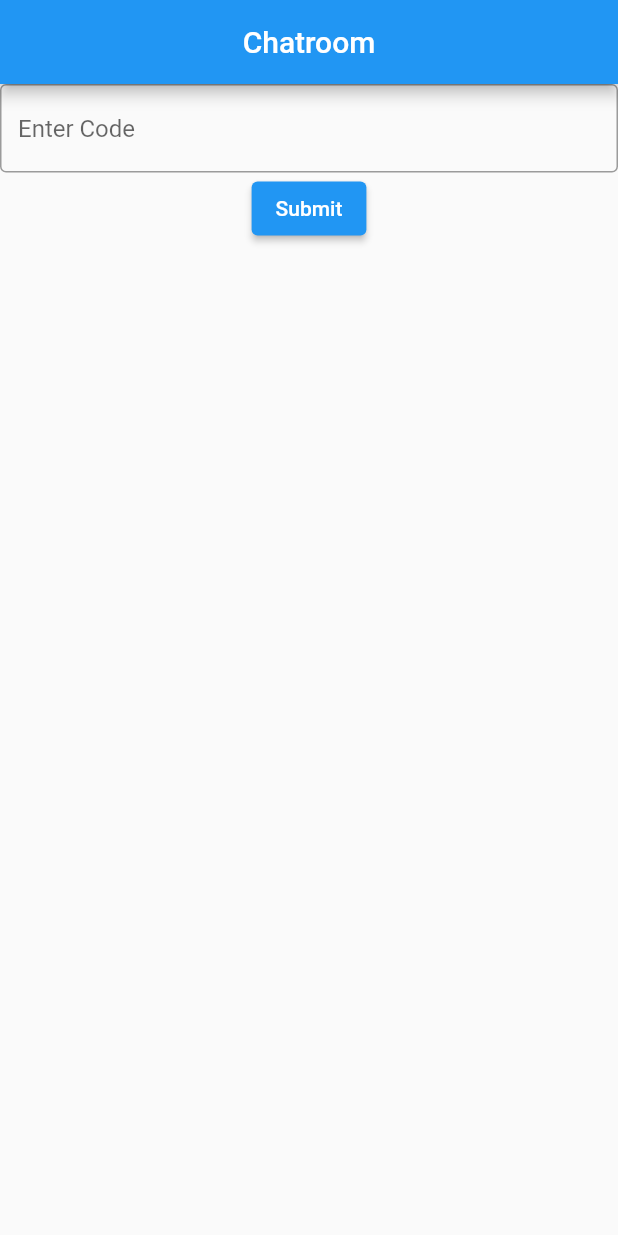
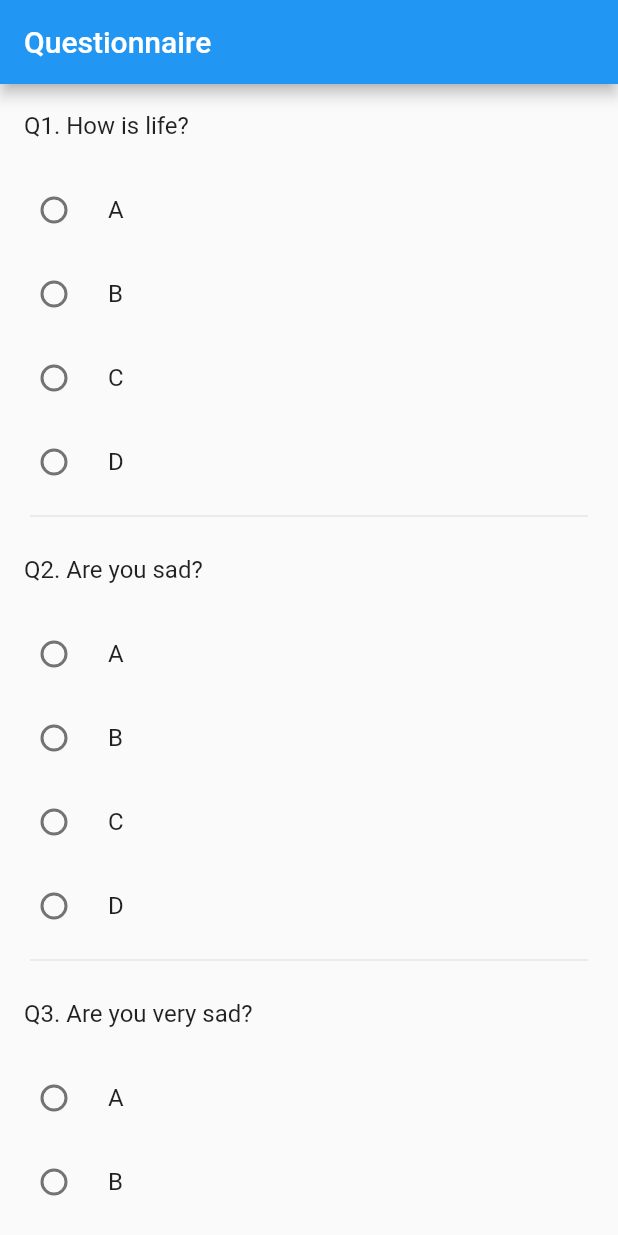
Before and after one commit to tushar725mittal/fin, a Flutter app: the screen it shows after launch, on a phone screen of 412 x 824 dp. Run offline on Flutter 3.47's test engine with Material 2 defaults, Android fonts, the phone set to English and light mode, and no system bars; our stand-ins replace cloud_firestore, country_picker, email_validator, firebase_auth, firebase_core, velocity_x and 1 more; accounts and stored records are empty.

Commit message:
Implemented the questionnaire form
The form handles user input and stores it in the app's state

```diff
--- a/lib/main.dart
+++ b/lib/main.dart
@@ -4,7 +4,7 @@ import 'package:fin/pages/home_page.dart';
 import 'package:fin/pages/journal.dart';
 import 'package:fin/pages/login.dart';
 import 'package:fin/pages/profile.dart';
-import 'package:fin/pages/questionnaires.dart';
+import 'package:fin/pages/questionnaire/questionnaire.dart';
 import 'package:fin/pages/recreation.dart';
 import 'package:fin/pages/password_reset.dart';
 import 'package:fin/pages/signup.dart';
@@ -42,7 +42,8 @@ class MyApp extends StatelessWidget {
           routeInformationParser: VxInformationParser(),
           routerDelegate: VxNavigator(
             routes: {
-              "/": (_, __) => const MaterialPage(child: ChatRoom()),      //CHANGE THIS TO HOMEPAGE LATER
+              "/": (_, __) => const MaterialPage(
+                  child: Questionnaire()), //TODO: CHANGE THIS TO HOMEPAGE LATER
               MyRoutes.loginRoute: (_, __) =>
                   const MaterialPage(child: LoginPage()),
               MyRoutes.resetRoute: (_, __) =>
@@ -62,16 +63,16 @@ class MyApp extends StatelessWidget {
               MyRoutes.chatRoomRoute: (_, __) =>
                   const MaterialPage(child: ChatRoom()),
               MyRoutes.questionnairesRoute: (_, __) =>
-                  const MaterialPage(child: Questionnaires()),
+                  const MaterialPage(child: Questionnaire()),
               MyRoutes.therapistRoute: (_, __) =>
                   const MaterialPage(child: Therapist()),
               MyRoutes.journalRoute: (_, __) =>
                   const MaterialPage(child: Journal()),
               MyRoutes.recreationRoute: (_, __) =>
                   const MaterialPage(child: Recreation()),
-              MyRoutes.innerchatroomRoute: (_, params) =>MaterialPage(
-                    child: InnerChat(
-                      code:params['code'],
+              MyRoutes.innerchatroomRoute: (_, params) => MaterialPage(
+                      child: InnerChat(
+                    code: params['code'],
                   )),
             },
           ),
--- a/lib/pages/home_page.dart
+++ b/lib/pages/home_page.dart
@@ -1,12 +1,24 @@
+import 'package:fin/utils/routes.dart';
 import 'package:flutter/material.dart';
+import 'package:velocity_x/velocity_x.dart';
 
 class HomePage extends StatelessWidget {
-  const HomePage({ Key? key }) : super(key: key);
+  const HomePage({Key? key}) : super(key: key);
 
   @override
   Widget build(BuildContext context) {
-    return Container(
-      child: Center(child: Text("This is home page"),),
+    return Scaffold(
+      appBar: AppBar(
+        title: const Text("Friend In Need 2.0"),
+      ),
+      body: Center(
+        child: ElevatedButton(
+          onPressed: () {
+            context.vxNav.push(Uri.parse(MyRoutes.questionnairesRoute));
+          },
+          child: const Text("Questions"),
+        ),
+      ),
     );
   }
 }
--- /dev/null
+++ b/lib/pages/questionnaire/options.dart
@@ -0,0 +1 @@
+enum Options { A, B, C, D }
--- /dev/null
+++ b/lib/pages/questionnaire/questionnaire.dart
@@ -0,0 +1,104 @@
+import 'package:fin/pages/questionnaire/options.dart';
+import 'package:fin/pages/questionnaire/radio_group.dart';
+import 'package:flutter/material.dart';
+
+class Questionnaire extends StatelessWidget {
+  const Questionnaire({Key? key}) : super(key: key);
+
+  @override
+  Widget build(BuildContext context) {
+    return Scaffold(
+      appBar: AppBar(
+        title: const Text("Questionnaire"),
+      ),
+      body: const QuestionnaireForm(),
+    );
+  }
+}
+
+class QuestionnaireForm extends StatefulWidget {
+  const QuestionnaireForm({Key? key}) : super(key: key);
+
+  @override
+  State<QuestionnaireForm> createState() => _QuestionnaireFormState();
+}
+
+class _QuestionnaireFormState extends State<QuestionnaireForm> {
+  final _key = GlobalKey<FormState>();
+  final questions = {
+    'How is life?': [
+      'Yes',
+      'Maybe',
+      'No',
+    ],
+    'Are you sad?': [
+      'Yes',
+      'Maybe',
+      'No',
+    ],
+    'Are you very sad?': [
+      'Yes',
+      'Maybe',
+      'No',
+    ],
+  };
+
+  Map<int, Options?> selectedOptions = {};
+
+  void submit() {
+    print(selectedOptions);
+  }
+
+  @override
+  Widget build(BuildContext context) {
+    return Form(
+      key: _key,
+      child: Scrollbar(
+        child: ListView.separated(
+          itemCount: questions.length + 1,
+          separatorBuilder: (context, separatorIndex) => const Divider(
+            indent: 20,
+            endIndent: 20,
+          ),
+          itemBuilder: (context, questionIndex) =>
+              questionIndex != questions.length
+                  ? Column(
+                      crossAxisAlignment: CrossAxisAlignment.start,
+                      children: <Widget>[
+                        ListTile(
+                          title: Text("Q${questionIndex + 1}. " +
+                              questions.keys.elementAt(questionIndex)),
+                        ),
+                        RadioGroup(
+                          currentlySelected: selectedOptions[questionIndex],
+                          onChanged: (value) {
+                            setState(() {
+                              selectedOptions[questionIndex] = value;
+                            });
+                          },
+                        ),
+                      ],
+                    )
+                  : Padding(
+                      padding: const EdgeInsets.symmetric(vertical: 20),
+                      child: Center(
+                        child: ElevatedButton(
+                            onPressed: submit,
+                            child: Row(
+                              mainAxisSize: MainAxisSize.min,
+                              children: const [
+                                Text("Submit"),
+                                SizedBox(width: 7),
+                                Icon(
+                                  Icons.arrow_forward,
+                                  size: 20,
+                                )
+                              ],
+                            )),
+                      ),
+                    ),
+        ),
+      ),
+    );
+  }
+}
--- /dev/null
+++ b/lib/pages/questionnaire/radio_group.dart
@@ -0,0 +1,29 @@
+import 'package:flutter/material.dart';
+import 'options.dart';
+
+class RadioGroup extends StatelessWidget {
+  final Options? currentlySelected;
+  final Function(Options?) onChanged;
+
+  const RadioGroup(
+      {Key? key, required this.currentlySelected, required this.onChanged})
+      : super(key: key);
+
+  @override
+  Widget build(BuildContext context) {
+    return Column(
+      children: Options.values
+          .map(
+            (option) => RadioListTile<Options>(
+              title: Text(option.name),
+              value: option,
+              groupValue: currentlySelected,
+              onChanged: (Options? value) {
+                onChanged(value);
+              },
+            ),
+          )
+          .toList(),
+    );
+  }
+}
--- a/lib/pages/questionnaires.dart
+++ /dev/null
@@ -1,12 +0,0 @@
-import 'package:flutter/material.dart';
-
-class Questionnaires extends StatelessWidget {
-  const Questionnaires({ Key? key }) : super(key: key);
-
-  @override
-  Widget build(BuildContext context) {
-    return Container(
-      child: Center(child: Text("This is questions page"),),
-    );
-  }
-}
```
Also changed, not shown: 1 other file.
